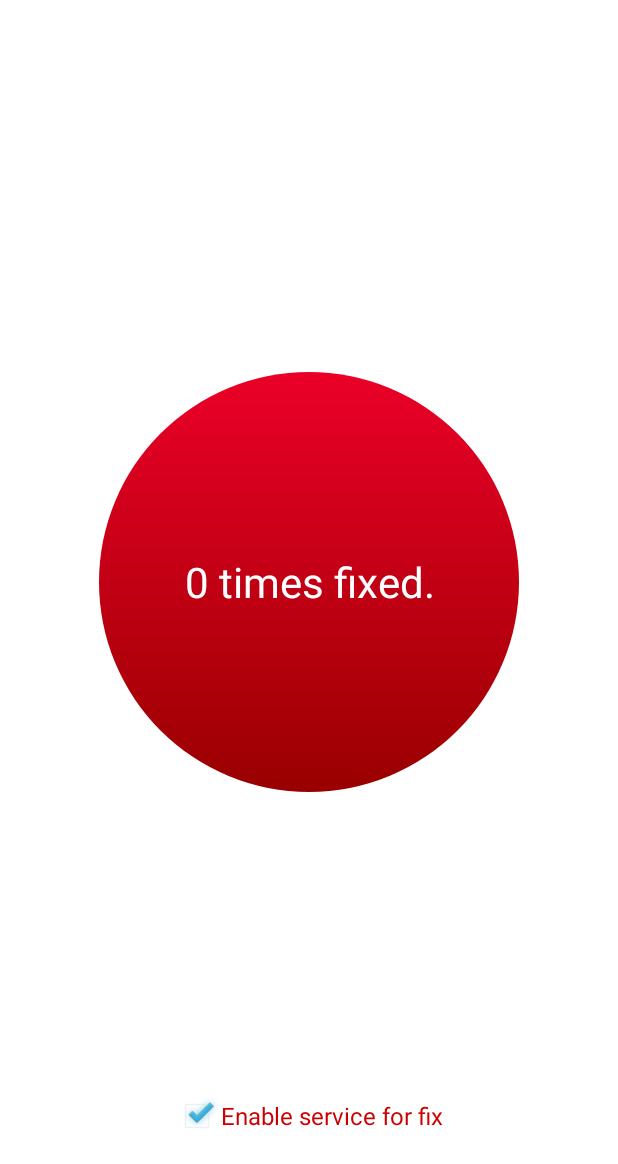
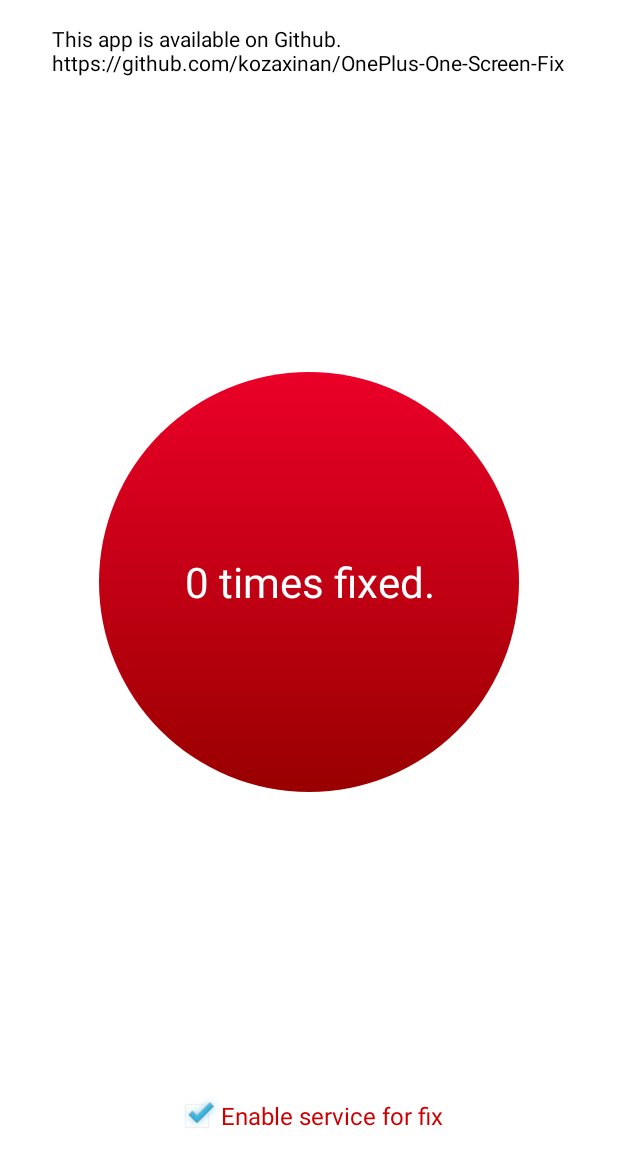
Before and after one commit to kozaxinan/OnePlus-One-Screen-Fix, an Android app: the screen it shows after launch (MainActivity), on a phone screen of 412 x 824 dp, the part 72-1236 px from its top. Run offline under Robolectric (Android 15) with nearby library versions, the phone set to English and light mode, and no system bars; libraries missing offline, so code that uses them is left out: com.kozaxinan.feedback, com.splunk.mint; 3 statements that could not run were skipped.

Commit message:
github link added

```diff
--- a/app/src/main/res/layout/activity_main.xml
+++ b/app/src/main/res/layout/activity_main.xml
@@ -47,4 +47,15 @@
         android:layout_centerHorizontal="true"
         android:layout_alignParentBottom="true"/>
 
+    <TextView
+        android:layout_width="wrap_content"
+        android:layout_height="wrap_content"
+        android:text="This app is available on Github.\nhttps://github.com/kozaxinan/OnePlus-One-Screen-Fix"
+        android:textColor="@android:color/black"
+        android:id="@+id/textView3"
+        android:onClick="onLinkClicked"
+        android:clickable="true"
+        android:layout_alignParentTop="true"
+        android:layout_centerHorizontal="true"/>
+
 </RelativeLayout>
```
Also changed, not shown: app/src/main/java/com/kozaxinan/fixoposcreen/MainActivity.java (+8 -5 lines).
